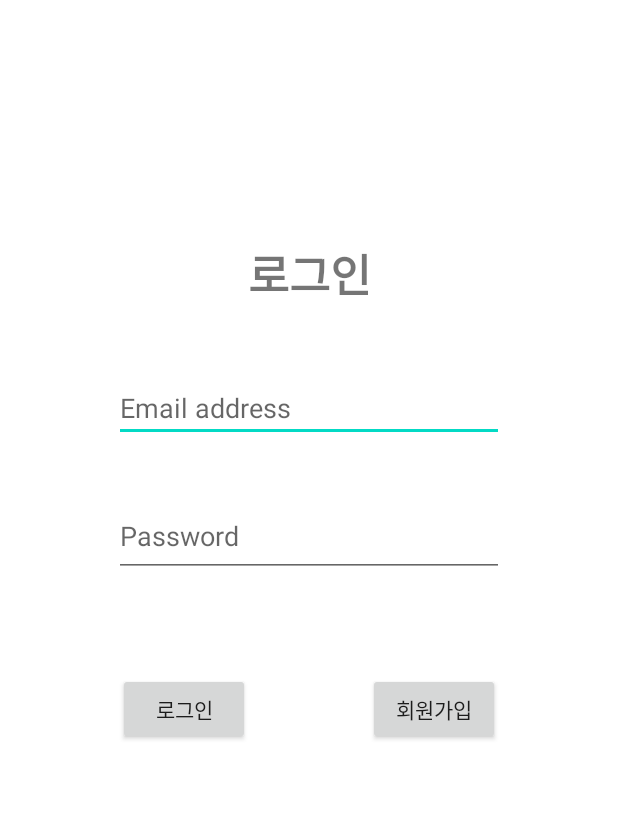
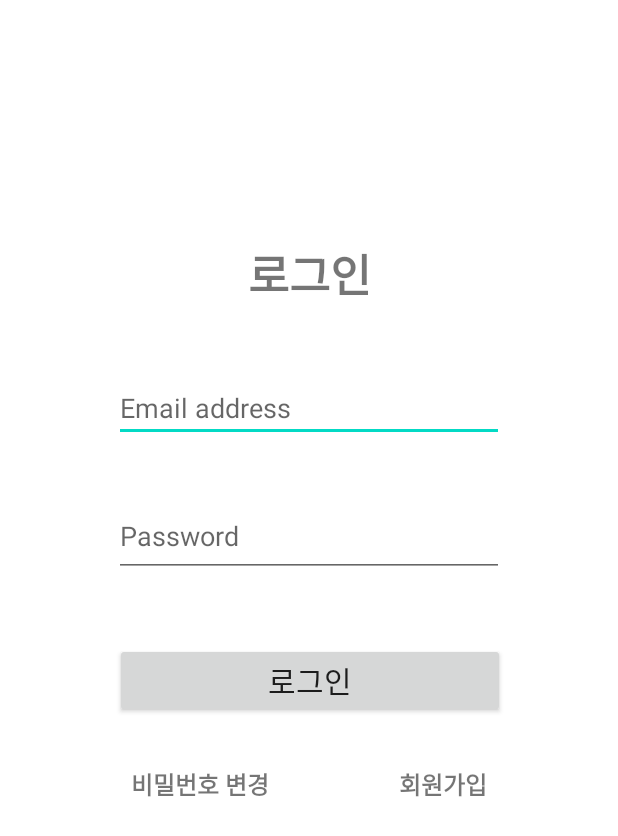
Before and after one commit to SeoMinHyeok1204/FlowerFollower, an Android app: the screen it shows after launch (LoginActivity), on a phone screen of 412 x 824 dp. Shown: the top 836 px of the screen. Run offline under Robolectric (Android 15) with nearby library versions, the phone set to English and light mode, and no system bars; our stand-ins replace Firebase (no records; nobody signed in at launch, a user with empty details on screens opened directly).

Commit message:
로그인, 비밀번호 변경 구현

```diff
--- a/app/src/main/AndroidManifest.xml
+++ b/app/src/main/AndroidManifest.xml
@@ -9,6 +9,9 @@
         android:roundIcon="@mipmap/ic_launcher_round"
         android:supportsRtl="true"
         android:theme="@style/Theme.FlowerFollower">
+        <activity
+            android:name=".ResetPasswordActivity"
+            android:exported="false" />
         <activity
             android:name=".RegisterActivity"
             android:exported="false" />
@@ -23,7 +26,7 @@
         </activity>
         <activity
             android:name=".MainActivity"
-            android:exported="true"></activity>
+            android:exported="true" />
     </application>
 
 </manifest>
--- a/app/src/main/java/com/example/flowerfollower/RegisterActivity.kt
+++ b/app/src/main/java/com/example/flowerfollower/RegisterActivity.kt
@@ -7,7 +7,6 @@ import android.view.View
 import android.widget.Toast
 import com.example.flowerfollower.databinding.ActivityRegisterBinding
 import com.google.android.gms.tasks.OnCompleteListener
-import com.google.android.gms.tasks.OnSuccessListener
 import com.google.android.gms.tasks.Task
 import com.google.firebase.auth.FirebaseAuth
 import com.google.firebase.auth.ktx.auth
@@ -42,22 +41,27 @@ class RegisterActivity : AppCompatActivity() {
         if(nickName.isEmpty()) {
             binding.EnterNickName.error = "닉네임을 입력해주세요"
             binding.EnterNickName.requestFocus()
+            return
         }
         else if(email.isEmpty()) {
             binding.EnterEmail.error = "이메일을 입력해주세요"
             binding.EnterEmail.requestFocus()
+            return
         }
         else if(password.isEmpty()) {
             binding.EnterPassword.error = "비밀번호를 입력해주세요"
             binding.EnterPassword.requestFocus()
+            return
         }
         else if(!Patterns.EMAIL_ADDRESS.matcher(email).matches()) {
             binding.EnterEmail.error = "유효한 이메일 형식이 아닙니다"
             binding.EnterEmail.requestFocus()
+            return
         }
         else if(password.length < 8) {
             binding.EnterPassword.error = "비밀번호는 8자리 이상으로 입력해주세요"
             binding.EnterPassword.requestFocus()
+            return
         }
 
         binding.progressBar.visibility = View.VISIBLE
--- a/app/src/main/java/com/example/flowerfollower/UserInfo.kt
+++ b/app/src/main/java/com/example/flowerfollower/UserInfo.kt
@@ -1,3 +1,7 @@
 package com.example.flowerfollower
 
-data class UserInfo(val nickName:String, val Email:String, val password:String)
+data class UserInfo(val nickName:String, val email:String, val password:String) {
+    constructor():this("1", "2", "3") {
+
+    }
+}
--- a/app/src/main/res/layout/activity_login.xml
+++ b/app/src/main/res/layout/activity_login.xml
@@ -46,23 +46,14 @@
     </EditText>
 
     <androidx.appcompat.widget.AppCompatButton
-        android:id="@+id/AssignButton"
-        android:layout_width="wrap_content"
+        android:id="@+id/LoginButton"
+        android:layout_width="260dp"
         android:layout_height="wrap_content"
-        android:text="회원가입"
-        app:layout_constraintBottom_toBottomOf="@+id/LoginButton"
+        android:layout_marginTop="44dp"
+        android:text="로그인"
+        android:textSize="20sp"
         app:layout_constraintEnd_toEndOf="parent"
-        app:layout_constraintHorizontal_bias="0.5"
-        app:layout_constraintStart_toEndOf="@+id/LoginButton" />
-
-    <androidx.appcompat.widget.AppCompatButton
-        android:id="@+id/LoginButton"
-        android:layout_width="wrap_content"
-        android:layout_height="wrap_content"
-        android:layout_marginTop="64dp"
-        android:text="로그인"
-        app:layout_constraintEnd_toStartOf="@+id/AssignButton"
-        app:layout_constraintHorizontal_bias="0.5"
+        app:layout_constraintHorizontal_bias="0.503"
         app:layout_constraintStart_toStartOf="parent"
         app:layout_constraintTop_toBottomOf="@+id/EditPassword" />
 
@@ -76,5 +67,30 @@
         app:layout_constraintStart_toStartOf="parent"
         app:layout_constraintTop_toTopOf="parent" />
 
+    <TextView
+        android:id="@+id/forgetPassword"
+        android:layout_width="wrap_content"
+        android:layout_height="wrap_content"
+        android:text="비밀번호 변경"
+        android:textSize="16sp"
+        android:textStyle="bold"
+        app:layout_constraintEnd_toStartOf="@+id/Register"
+        app:layout_constraintHorizontal_bias="0.5"
+        app:layout_constraintStart_toStartOf="parent"
+        app:layout_constraintTop_toTopOf="@+id/Register" />
+
+    <TextView
+        android:id="@+id/Register"
+        android:layout_width="wrap_content"
+        android:layout_height="wrap_content"
+        android:layout_marginTop="32dp"
+        android:text="회원가입"
+        android:textSize="16sp"
+        android:textStyle="bold"
+        app:layout_constraintEnd_toEndOf="parent"
+        app:layout_constraintHorizontal_bias="0.5"
+        app:layout_constraintStart_toEndOf="@+id/forgetPassword"
+        app:layout_constraintTop_toBottomOf="@+id/LoginButton" />
+
 
 </androidx.constraintlayout.widget.ConstraintLayout>
--- a/app/src/main/res/layout/activity_register.xml
+++ b/app/src/main/res/layout/activity_register.xml
@@ -63,6 +63,7 @@
         android:layout_height="54dp"
         android:layout_marginTop="56dp"
         android:text="회원가입"
+        android:textSize="20sp"
         app:layout_constraintEnd_toEndOf="parent"
         app:layout_constraintHorizontal_bias="0.496"
         app:layout_constraintStart_toStartOf="parent"
```
Also changed, not shown: app/src/main/java/com/example/flowerfollower/LoginActivity.kt (+63 -2 lines), app/src/main/java/com/example/flowerfollower/MainActivity.kt (+32 -1 lines), app/src/main/java/com/example/flowerfollower/ResetPasswordActivity.kt (added, +62 -0 lines), app/src/main/res/layout/activity_find_password.xml (added, +46 -0 lines), app/src/main/res/layout/activity_main.xml (+32 -3 lines).
